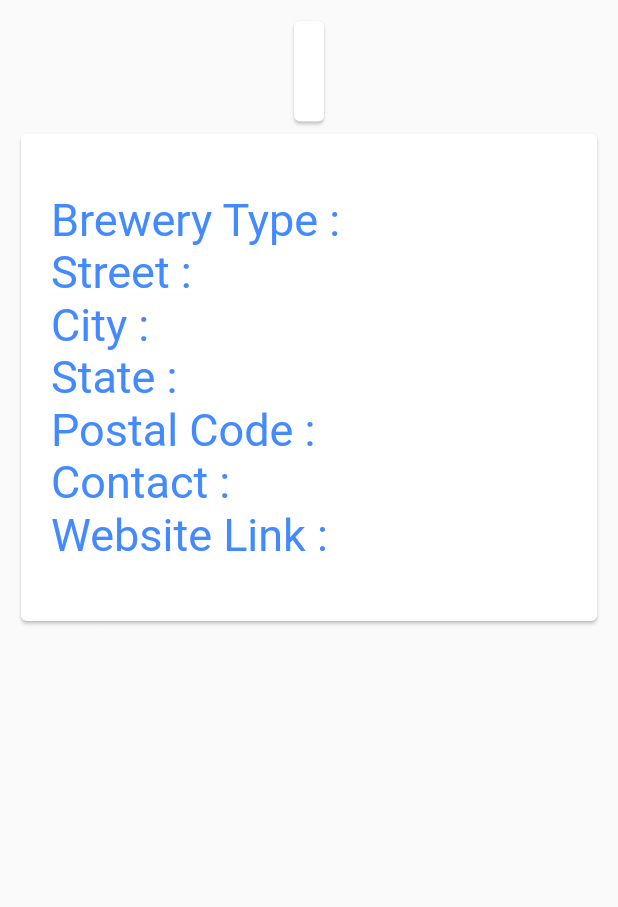
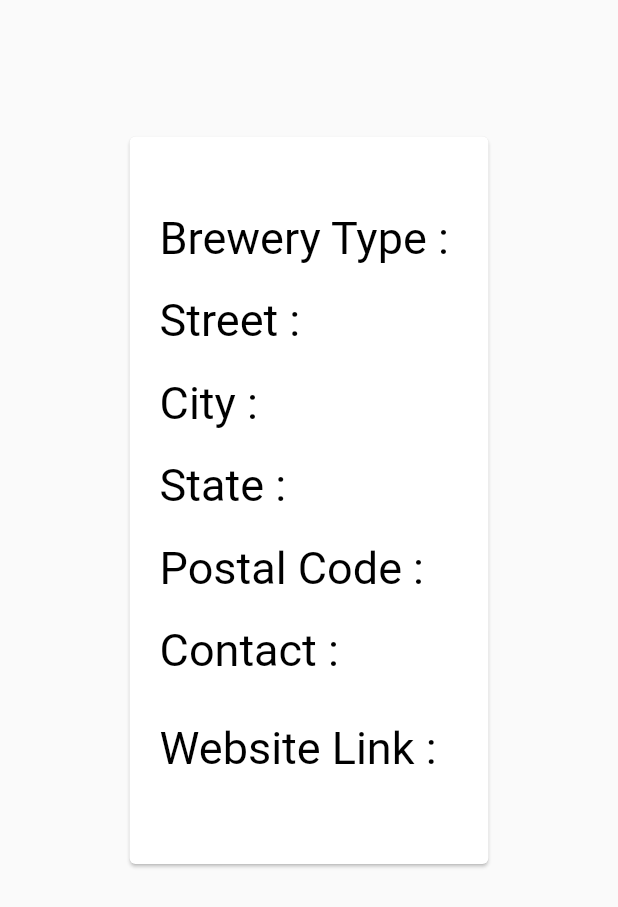
Before and after one commit to sonamg0911/FlutterWebApp, a Flutter app: the BreweryDetail screen opened directly with empty values, on a phone screen of 412 x 824 dp. Shown: the top 907 px of the screen. Run offline on Flutter 3.47's test engine with Material 2 defaults, Android fonts, the phone set to English and light mode, and no system bars; missing offline and left inert: dart:html; network calls fail.

Commit message:
Some code refactoring done in overall app

```diff
--- a/lib/database/database_manager.dart
+++ b/lib/database/database_manager.dart
@@ -1,4 +1,5 @@
 import 'dart:convert';
+// ignore: avoid_web_libraries_in_flutter
 import 'dart:html';
 
 import 'package:sonam_web_app/model/brewery.dart';
--- /dev/null
+++ b/lib/resources/strings.dart
@@ -0,0 +1,12 @@
+class Strings {
+  static const String NO_DATA_FOUND = 'No Data Found';
+  static const String NO_CONTACT = 'NO CONTACT';
+  static const String Brewery_Type = 'Brewery Type : ';
+  static const String Street = 'Street : ';
+  static const String City = 'City : ';
+  static const String State = 'State : ';
+  static const String Postal_Code = 'Postal Code : ';
+  static const String Contact = 'Contact : ';
+  static const String Website_Link = 'Website Link : ';
+  static const String Getting_your_data = 'Getting your data';
+}
--- a/lib/widgets/brewery_detail_page.dart
+++ b/lib/widgets/brewery_detail_page.dart
@@ -2,7 +2,9 @@ import 'package:flutter/foundation.dart';
 import 'package:flutter/material.dart';
 import 'package:sonam_web_app/model/brewery.dart';
 
+// ignore: avoid_web_libraries_in_flutter
 import 'dart:html' as html;
+import 'package:sonam_web_app/resources/strings.dart';
 
 class BreweryDetail extends StatelessWidget {
   final Brewery brewery;
@@ -11,97 +13,56 @@ class BreweryDetail extends StatelessWidget {
 
   @override
   Widget build(BuildContext context) {
-    return Container(
-      width: double.infinity,
-      margin: EdgeInsets.all(10),
+    return Scaffold(
+      body: Container(
+        width: MediaQuery.of(context).size.width,
+        height: MediaQuery.of(context).size.height,
         child: Column(
           children: [
-          Card(
-            child: Container(
-              padding: EdgeInsets.all(10),
+            _getBreweryTitleView(),
+            _getDetailCardView(context),
+          ],
+        ),
+      ),
+    );
+  }
+
+  Widget _getBreweryTitleView() {
+    return Container(
+      margin: EdgeInsets.all(20),
       child: Text(
         '${brewery.name.toUpperCase()}',
         style: TextStyle(
           fontWeight: FontWeight.bold,
-                  fontStyle: FontStyle.italic,
+          fontStyle: FontStyle.normal,
           fontSize: 40,
           color: Colors.blue,
         ),
       ),
-            ),
-          ),
-          Card(
-            child: Container(
-              margin: EdgeInsets.symmetric(vertical: 20),
-              padding: EdgeInsets.all(20),
-              child: Column(
-                crossAxisAlignment: CrossAxisAlignment.start,
-                children: [
-                  Text(
-                    'Brewery Type : ${brewery.breweryType.toUpperCase()}',
+    );
+  }
+
+  Widget _getBreweryDetailItem(String name) {
+    return Container(
+      margin: EdgeInsets.symmetric(vertical: 10),
+      child: Text(
+        name,
         style: TextStyle(
           fontWeight: FontWeight.w400,
           fontStyle: FontStyle.normal,
           fontSize: 30,
-                      color: Colors.blueAccent,
+          color: Colors.black,
         ),
       ),
-                  Text(
-                    'Street : ${brewery.street}',
-                    style: TextStyle(
-                      fontWeight: FontWeight.w400,
-                      fontStyle: FontStyle.normal,
-                      fontSize: 30,
-                      color: Colors.blueAccent,
-                    ),
-                  ),
-                  Text(
-                    'City : ${brewery.city}',
-                    style: TextStyle(
-                      fontWeight: FontWeight.w400,
-                      fontStyle: FontStyle.normal,
-                      fontSize: 30,
-                      color: Colors.blueAccent,
-                    ),
-                  ),
-                  Text(
-                    'State : ${brewery.state}',
-                    style: TextStyle(
-                      fontWeight: FontWeight.w400,
-                      fontStyle: FontStyle.normal,
-                      fontSize: 30,
-                      color: Colors.blueAccent,
-                    ),
-                  ),
-                  Text(
-                    'Postal Code : ${brewery.postalCode}',
-                    style: TextStyle(
-                      fontWeight: FontWeight.w400,
-                      fontStyle: FontStyle.normal,
-                      fontSize: 30,
-                      color: Colors.blueAccent,
-                    ),
-                  ),
-                  Text(
-                    'Contact : ${brewery.phone}',
-                    style: TextStyle(
-                      fontWeight: FontWeight.w400,
-                      fontStyle: FontStyle.normal,
-                      fontSize: 30,
-                      color: Colors.blueAccent,
-                    ),
-                  ),
-                  Row(
+    );
+  }
+
+  Widget _getWebsiteLinkView() {
+    return Container(
+      margin: EdgeInsets.symmetric(vertical: 10),
+      child: Row(
         children: [
-                      Text(
-                        'Website Link : ',
-                        style: TextStyle(
-                          fontWeight: FontWeight.w400,
-                          fontStyle: FontStyle.normal,
-                          fontSize: 30,
-                          color: Colors.blueAccent,
-                        ),
-                      ),
+          _getBreweryDetailItem(Strings.Website_Link),
           InkWell(
             child: Text(
               '${brewery.websiteUrl}',
@@ -109,21 +70,41 @@ class BreweryDetail extends StatelessWidget {
                   fontWeight: FontWeight.w500,
                   fontStyle: FontStyle.normal,
                   fontSize: 30,
-                              color: Colors.black,
+                  color: Colors.blueAccent,
                   decoration: TextDecoration.underline),
             ),
             onTap: () {
-                          if (kIsWeb)
-                            html.window.open(brewery.websiteUrl, '_blank');
+              if (kIsWeb) html.window.open(brewery.websiteUrl, '_blank');
             },
           ),
         ],
       ),
+    );
+  }
+
+  Widget _getDetailCardView(BuildContext context) {
+    return Container(
+      padding: EdgeInsets.symmetric(
+          horizontal: MediaQuery.of(context).size.width * 0.2),
+      child: Card(
+        child: Container(
+          margin: EdgeInsets.symmetric(vertical: 20),
+          padding: EdgeInsets.all(20),
+          child: Column(
+            crossAxisAlignment: CrossAxisAlignment.start,
+            children: [
+              _getBreweryDetailItem(
+                  '${Strings.Brewery_Type}${brewery.breweryType.toUpperCase()}'),
+              _getBreweryDetailItem('${Strings.Street}${brewery.street}'),
+              _getBreweryDetailItem('${Strings.City}${brewery.city}'),
+              _getBreweryDetailItem('${Strings.State}${brewery.state}'),
+              _getBreweryDetailItem(
+                  '${Strings.Postal_Code}${brewery.postalCode}'),
+              _getBreweryDetailItem('${Strings.Contact}${brewery.phone}'),
+              _getWebsiteLinkView(),
             ],
           ),
         ),
-          )
-        ],
       ),
     );
   }
```
Also changed, not shown: lib/widgets/brewery_list_item.dart (+38 -23 lines), lib/widgets/brewery_list_page.dart (+55 -15 lines). Lines whose indentation alone changed are shown as unchanged.
